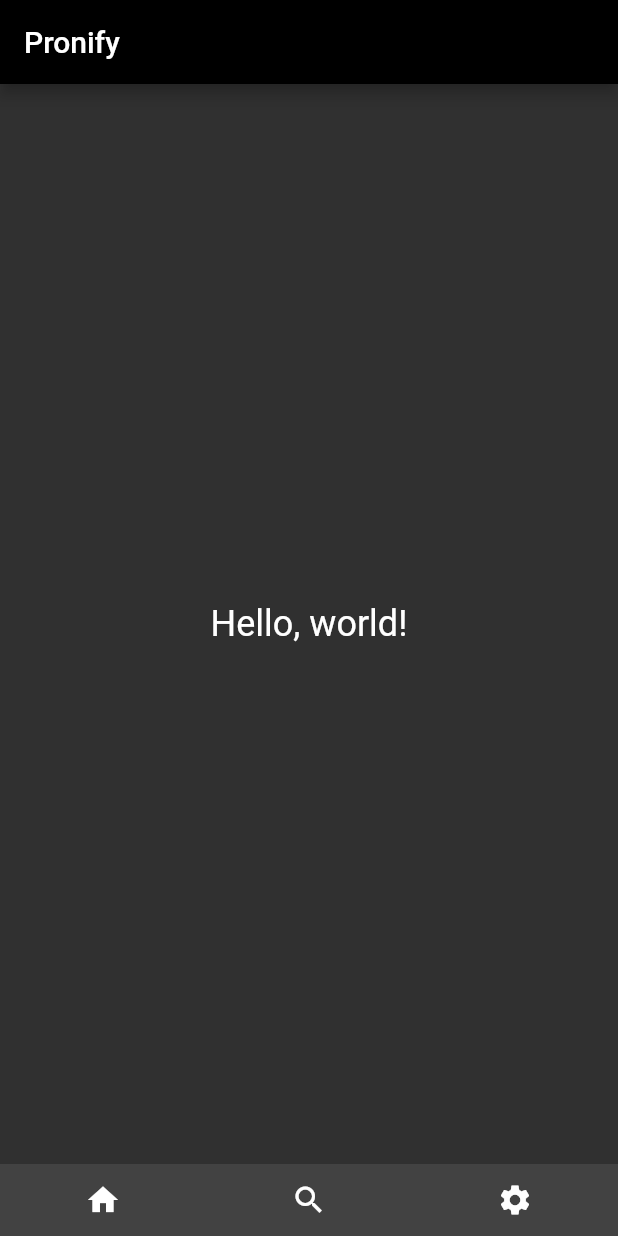
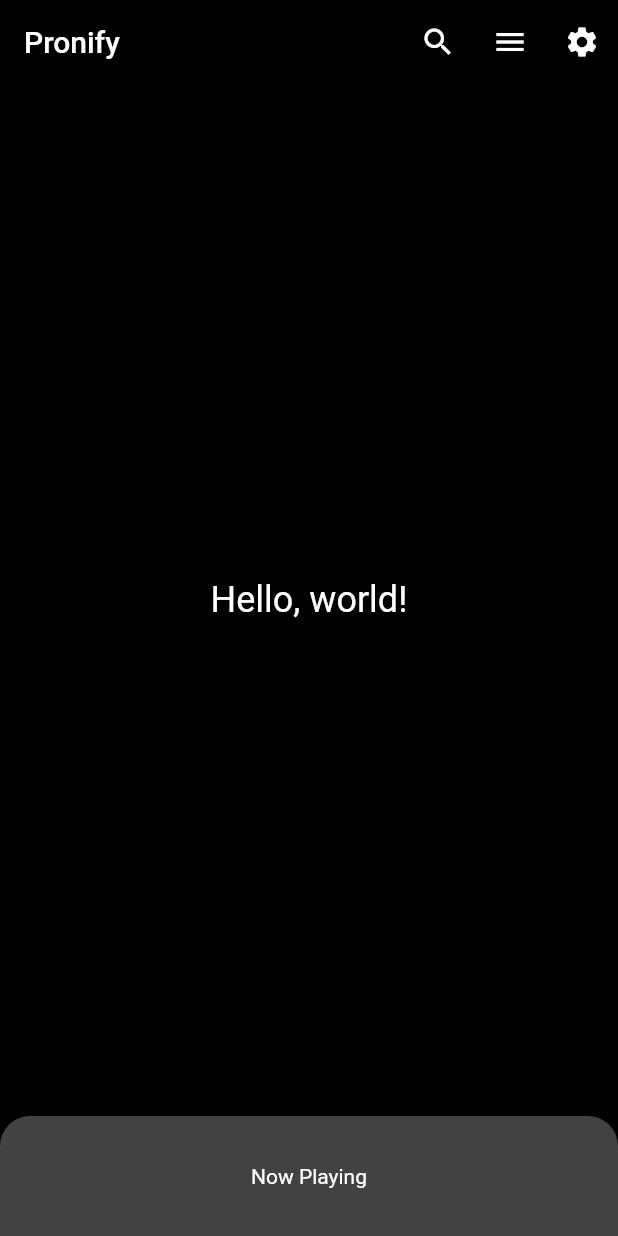
Before and after one commit to fakepranjal/music_app, a Flutter app: the screen it shows after launch, on a phone screen of 412 x 824 dp. Run offline on Flutter 3.47's test engine with Material 2 defaults, Android fonts, the phone set to English and light mode, and no system bars.

Commit message:
added bottom and top icons

```diff
--- a/lib/main.dart
+++ b/lib/main.dart
@@ -14,6 +14,7 @@ class MyApp extends StatelessWidget {
       theme: ThemeData(
         brightness: Brightness.dark,
         primaryColor: Colors.black,
+        scaffoldBackgroundColor: Colors.black,
       ),
       home: const MyHomePage(),
     );
@@ -28,6 +29,11 @@ class MyHomePage extends StatelessWidget {
     return Scaffold(
         appBar: AppBar(
           title: const Text('Pronify'),
+          actions: [
+            IconButton(onPressed: (){}, icon: const Icon(Icons.search)),
+            IconButton(onPressed: (){}, icon: const Icon(Icons.menu)),
+            IconButton(onPressed: (){}, icon: const Icon(Icons.settings))
+          ],
           backgroundColor: Colors.black,
         ),
         body: const Center(
@@ -37,13 +43,13 @@ class MyHomePage extends StatelessWidget {
           ),
         ),
         bottomNavigationBar: Container(
-          decoration: BoxDecoration(color: Colors.grey[800]),
-          child: Row(
+          decoration: BoxDecoration(color: Colors.grey[800],
+                      borderRadius: const BorderRadius.only(topLeft: Radius.circular(20),topRight: Radius.circular(20))),
+          height: 80,
+          child: const Row(
           mainAxisAlignment: MainAxisAlignment.spaceAround,
           children: [
-            IconButton(onPressed: (){}, icon: const Icon(Icons.home)),
-            IconButton(onPressed: (){}, icon: const Icon(Icons.search)),
-            IconButton(onPressed: (){}, icon: const Icon(Icons.settings))
+            Text('Now Playing')
           ]
           )
 
```
